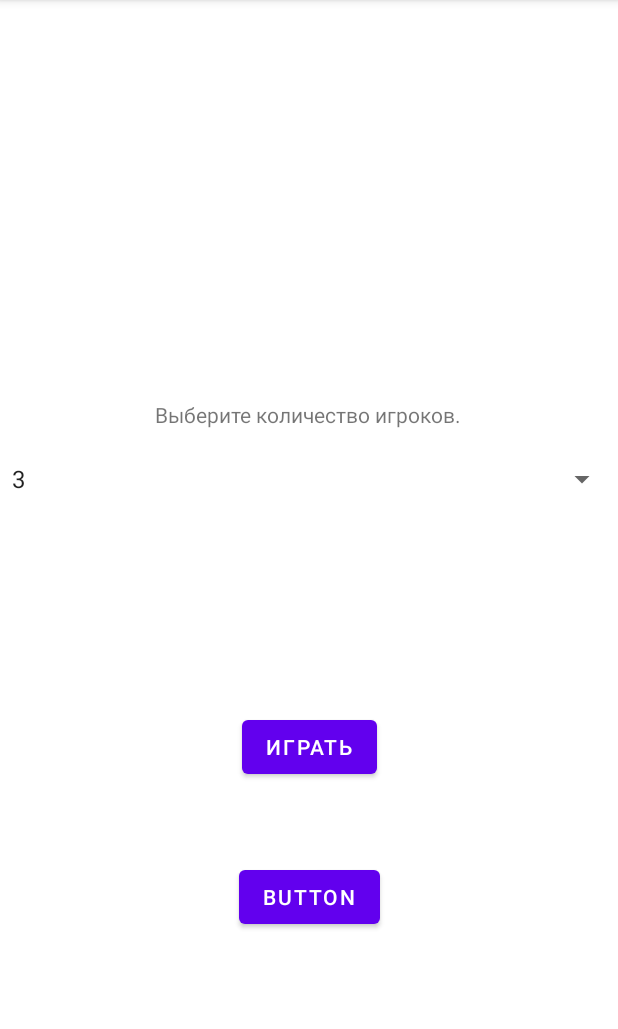
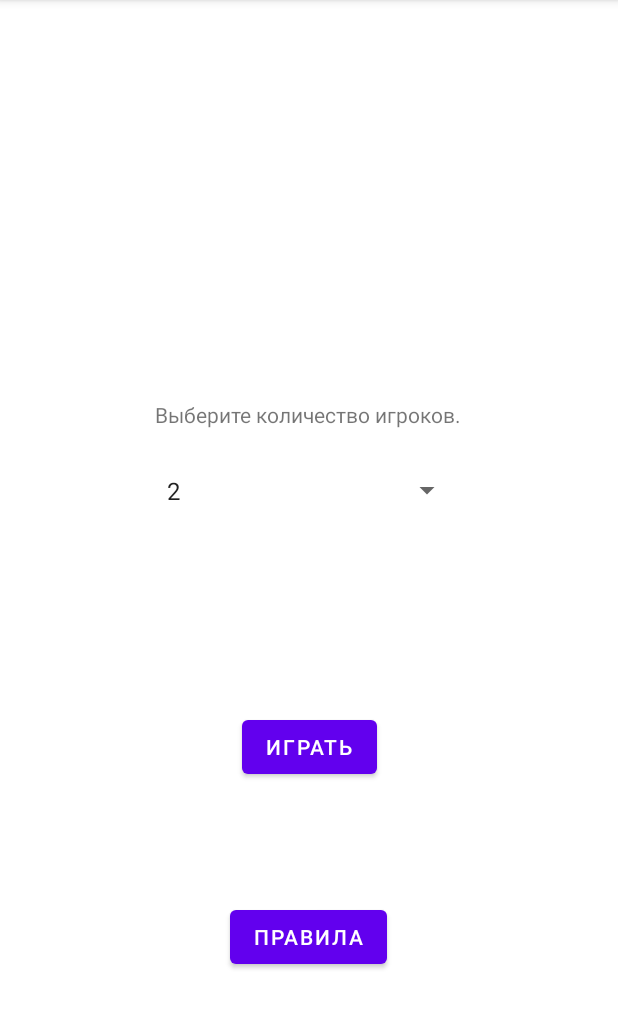
Before and after one commit to sanchousgoncharov/game_test, an Android app: the screen it shows after launch (MainActivity), on a phone screen of 412 x 824 dp, the part 84-1113 px from its top. Run offline under Robolectric (Android 15) with nearby library versions, the light colour scheme and no system bars.

Commit message:
рабочая кнопка издать указ перекидывает на страну

```diff
--- a/app/build.gradle
+++ b/app/build.gradle
@@ -38,6 +38,7 @@ dependencies {
     implementation 'androidx.navigation:navigation-ui:2.2.2'
     implementation 'androidx.lifecycle:lifecycle-livedata-ktx:2.2.0'
     implementation 'androidx.lifecycle:lifecycle-viewmodel-ktx:2.2.0'
+    implementation 'androidx.legacy:legacy-support-v4:1.0.0'
     testImplementation 'junit:junit:4.+'
     androidTestImplementation 'androidx.test.ext:junit:1.1.1'
     androidTestImplementation 'androidx.test.espresso:espresso-core:3.2.0'
--- a/app/src/main/AndroidManifest.xml
+++ b/app/src/main/AndroidManifest.xml
@@ -10,10 +10,9 @@
         android:supportsRtl="true"
         android:theme="@style/Theme.Test_git" >
         <activity
-            android:name=".navigator"
+            android:name=".Navigator"
             android:label="@string/title_activity_navigator" >
         </activity>
-        <activity android:name=".game" />
         <activity android:name=".MainActivity" >
             <intent-filter>
                 <action android:name="android.intent.action.MAIN" />
--- /dev/null
+++ b/app/src/main/java/com/example/test_git/Actions.java
@@ -0,0 +1,18 @@
+package com.example.test_git;
+
+import java.util.ArrayList;
+
+public class Actions {
+    int steps = 0;
+
+    Actions(){ }
+
+    public void setSteps(int steps){
+        this.steps = steps;
+    }
+
+
+    public void stepEnd(){
+
+    }
+}
--- a/app/src/main/java/com/example/test_git/MainActivity.java
+++ b/app/src/main/java/com/example/test_git/MainActivity.java
@@ -7,53 +7,56 @@ import android.content.Intent;
 import android.os.Build;
 import android.os.Bundle;
 import android.view.View;
-import android.widget.AdapterView;
 import android.widget.ArrayAdapter;
 import android.widget.Button;
 import android.widget.Spinner;
-import android.widget.Toast;
-
-import java.util.ArrayList;
 
  public class MainActivity extends AppCompatActivity {
-
-    Button btg;
-    String[] valCountries = { "1", "2", "3", "4", "5", "6", "7", "8", "9", "10" }; //кол-во стран
+     Button bt_rules;
+     Button bt_game;
+     String[] valCountries = {"2", "3", "4", "5", "6", "7", "8"}; //кол-во стран
 
      @RequiresApi(api = Build.VERSION_CODES.O)
      @Override
      protected void onCreate(Bundle savedInstanceState) {
          super.onCreate(savedInstanceState);
          setContentView(R.layout.activity_main);
-
-        // адаптер
-        ArrayAdapter<String> adapter = new ArrayAdapter<String>(this, android.R.layout.simple_spinner_item, valCountries);
+         Actions setSteps = new Actions();
+         bt_rules = (Button) findViewById(R.id.bt_rules);
+         bt_game = (Button) findViewById(R.id.bt_game);
+         ArrayAdapter<String> adapter = new ArrayAdapter<>(this, android.R.layout.simple_spinner_item, valCountries); // адаптер
          adapter.setDropDownViewResource(android.R.layout.simple_spinner_dropdown_item);
-
          Spinner spinner = (Spinner) findViewById(R.id.spinner1);
          spinner.setAdapter(adapter);
-        // заголовок
-        spinner.setPrompt("Title");
-        // выделяем элемент
-        spinner.setSelection(2);
-        // устанавливаем обработчик нажатия
-        spinner.setOnItemSelectedListener(new AdapterView.OnItemSelectedListener() {
+         spinner.setPrompt("Title");// заголовок
+
+
+         //         выделяем элемент
+//        spinner.setSelection(2);
+//         устанавливаем обработчик нажатия
+//        spinner.setOnItemSelectedListener(new AdapterView.OnItemSelectedListener() {
+//            @Override
+//            public void onItemSelected(AdapterView<?> parent, View view,
+//                                       int position, long id) {
+//                // показываем позиция нажатого элемента
+//                Toast.makeText(getBaseContext(), "Position = " + position, Toast.LENGTH_SHORT).show();
+//            }
+//            @Override
+//            public void onNothingSelected(AdapterView<?> arg0) {
+//            }
+//        });
+         bt_rules.setOnClickListener(new View.OnClickListener() {
              @Override
-            public void onItemSelected(AdapterView<?> parent, View view,
-                                       int position, long id) {
-                // показываем позиция нажатого элемента
-                Toast.makeText(getBaseContext(), "Position = " + position, Toast.LENGTH_SHORT).show();
-            }
-            @Override
-            public void onNothingSelected(AdapterView<?> arg0) {
+             public void onClick(View view) {
+
              }
          });
 
-        btg = (Button) findViewById(R.id.btg);
-        btg.setOnClickListener(new View.OnClickListener() {
+         bt_game.setOnClickListener(new View.OnClickListener() {
              @Override
              public void onClick(View view) {
-                Intent intent = new Intent(MainActivity.this, navigator.class);
+                 setSteps.setSteps( Integer.parseInt( String.valueOf(spinner.getSelectedItem())));
+                 Intent intent = new Intent(MainActivity.this, Navigator.class);
                  startActivity(intent);
              }
          });
--- a/app/src/main/java/com/example/test_git/navigator.java
+++ b/app/src/main/java/com/example/test_git/Navigator.java
@@ -8,7 +8,8 @@ import androidx.navigation.Navigation;
 import androidx.navigation.ui.AppBarConfiguration;
 import androidx.navigation.ui.NavigationUI;
 
-public class navigator extends AppCompatActivity {
+public class Navigator extends AppCompatActivity {
+    public static NavController navController;
 
     @Override
     protected void onCreate(Bundle savedInstanceState) {
@@ -20,7 +21,7 @@ public class navigator extends AppCompatActivity {
         AppBarConfiguration appBarConfiguration = new AppBarConfiguration.Builder(
                 R.id.navigation_home, R.id.navigation_dashboard, R.id.navigation_notifications)
                 .build();
-        NavController navController = Navigation.findNavController(this, R.id.nav_host_fragment);
+        navController = Navigation.findNavController(this, R.id.nav_host_fragment);
         NavigationUI.setupActionBarWithNavController(this, navController, appBarConfiguration);
         NavigationUI.setupWithNavController(navView, navController);
     }
--- a/app/src/main/java/com/example/test_git/ui/home/HomeFragment.java
+++ b/app/src/main/java/com/example/test_git/ui/home/HomeFragment.java
@@ -4,6 +4,7 @@ import android.os.Bundle;
 import android.view.LayoutInflater;
 import android.view.View;
 import android.view.ViewGroup;
+import android.widget.FrameLayout;
 import android.widget.TextView;
 import androidx.annotation.NonNull;
 import androidx.annotation.Nullable;
@@ -22,6 +23,7 @@ public class HomeFragment extends Fragment {
                 new ViewModelProvider(this).get(HomeViewModel.class);
         View root = inflater.inflate(R.layout.fragment_home, container, false);
         final TextView textView = root.findViewById(R.id.text_home);
+
         homeViewModel.getText().observe(getViewLifecycleOwner(), new Observer<String>() {
             @Override
             public void onChanged(@Nullable String s) {
--- a/app/src/main/res/layout/activity_main.xml
+++ b/app/src/main/res/layout/activity_main.xml
@@ -7,6 +7,7 @@
     tools:context=".MainActivity">
 
     <TextView
+        android:id="@+id/textView"
         android:layout_width="wrap_content"
         android:layout_height="wrap_content"
         android:text="Выберите количество игроков."
@@ -18,18 +19,19 @@
         app:layout_constraintVertical_bias="0.356" />
 
     <Button
-        android:id="@+id/button1"
+        android:id="@+id/bt_rules"
         android:layout_width="wrap_content"
         android:layout_height="wrap_content"
-        android:text="Button"
+        android:text="Правила"
         app:layout_constraintBottom_toBottomOf="parent"
+        app:layout_constraintHorizontal_bias="0.498"
         app:layout_constraintLeft_toLeftOf="parent"
         app:layout_constraintRight_toRightOf="parent"
         app:layout_constraintTop_toTopOf="parent"
-        app:layout_constraintVertical_bias="0.797" />
+        app:layout_constraintVertical_bias="0.834" />
 
     <Button
-        android:id="@+id/btg"
+        android:id="@+id/bt_game"
         android:layout_width="wrap_content"
         android:layout_height="wrap_content"
         android:text="Играть"
@@ -41,15 +43,16 @@
 
     <Spinner
         android:id="@+id/spinner1"
-        android:layout_width="match_parent"
-        android:layout_height="wrap_content"
+        android:layout_width="205dp"
+        android:layout_height="39dp"
+        android:layout_marginTop="21dp"
         app:layout_constraintBottom_toBottomOf="parent"
-        app:layout_constraintHorizontal_bias="1.0"
+        app:layout_constraintEnd_toEndOf="parent"
         app:layout_constraintLeft_toLeftOf="parent"
         app:layout_constraintRight_toRightOf="parent"
-        app:layout_constraintTop_toTopOf="parent"
-        app:layout_constraintVertical_bias="0.413" />
-
+        app:layout_constraintStart_toStartOf="parent"
+        app:layout_constraintTop_toBottomOf="@+id/textView"
+        app:layout_constraintVertical_bias="0.0" />
 
 
 </androidx.constraintlayout.widget.ConstraintLayout>
--- a/app/src/main/res/layout/activity_navigator.xml
+++ b/app/src/main/res/layout/activity_navigator.xml
@@ -2,7 +2,7 @@
 <androidx.constraintlayout.widget.ConstraintLayout
     xmlns:android="http://schemas.android.com/apk/res/android"
     xmlns:app="http://schemas.android.com/apk/res-auto"
-    android:id="@+id/container"
+    xmlns:tools="http://schemas.android.com/tools"
     android:layout_width="match_parent"
     android:layout_height="match_parent"
     android:paddingTop="?attr/actionBarSize" >
@@ -32,4 +32,6 @@
         app:navGraph="@navigation/mobile_navigation"
     />
 
+
+
 </androidx.constraintlayout.widget.ConstraintLayout>
--- a/app/src/main/res/layout/fragment_dashboard.xml
+++ b/app/src/main/res/layout/fragment_dashboard.xml
@@ -14,7 +14,7 @@
         android:layout_marginStart="8dp"
         android:layout_marginTop="8dp"
         android:layout_marginEnd="8dp"
-        android:textAlignment="center"
+
         android:textSize="20sp"
         app:layout_constraintEnd_toEndOf="parent"
         app:layout_constraintStart_toStartOf="parent"
```
Also changed, not shown: app/src/main/java/com/example/test_git/actions.java (deleted, +0 -10 lines), app/src/main/java/com/example/test_git/game.java (deleted, +0 -64 lines), app/src/main/java/com/example/test_git/ui/notifications/NotificationsFragment.java (+18 -4 lines), app/src/main/res/layout/activity_game.xml (deleted, +0 -65 lines), app/src/main/res/layout/fragment_home.xml (+12 -0 lines), app/src/main/res/layout/fragment_notifications.xml (+7 -8 lines). Lines whose indentation alone changed are shown as unchanged.
